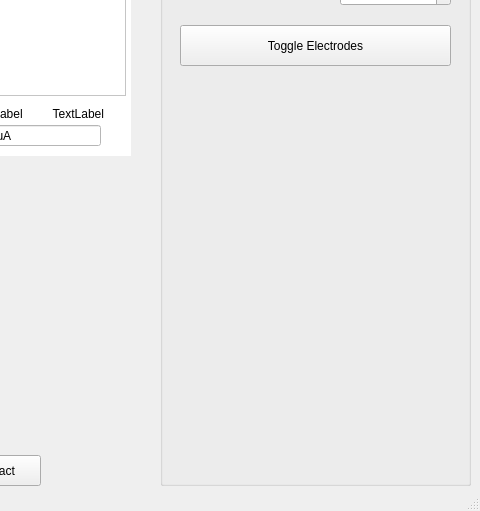
lasitha-amuwala/CES-Simulator, file mainwindow.ui: the form before one commit; both pictures show x 170 to 650 and y 134 to 645 of the 650 by 645 pixel window.
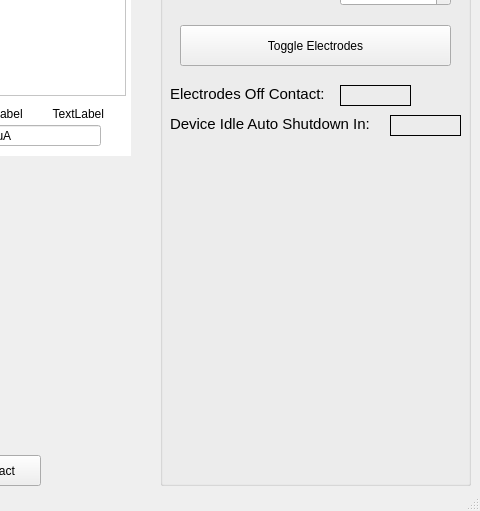
The form after the commit. Icons and pictures are not drawn.

Commit message: Added device idle auto shutdown timer in QUI

```diff
--- a/mainwindow.ui
+++ b/mainwindow.ui
@@ -597,32 +597,84 @@
       <number>50</number>
      </property>
     </widget>
-   </widget>
-   <widget class="QLabel" name="deviceIdle">
+    <widget class="QLabel" name="label">
+     <property name="geometry">
+      <rect>
+       <x>10</x>
+       <y>210</y>
+       <width>221</width>
+       <height>17</height>
+      </rect>
+     </property>
+     <property name="font">
+      <font>
+       <pointsize>11</pointsize>
+      </font>
+     </property>
+     <property name="text">
+      <string>Device Idle Auto Shutdown In:</string>
+     </property>
+    </widget>
+    <widget class="QLabel" name="label_4">
     <property name="geometry">
      <rect>
-      <x>550</x>
-      <y>570</y>
-      <width>91</width>
-      <height>21</height>
-     </rect>
-    </property>
+       <x>10</x>
+       <y>180</y>
+       <width>161</width>
+       <height>17</height>
+      </rect>
+     </property>
+     <property name="font">
+      <font>
+       <pointsize>11</pointsize>
+      </font>
+     </property>
     <property name="text">
-     <string/>
+      <string>Electrodes Off Contact:</string>
     </property>
    </widget>
    <widget class="QLabel" name="electrodesIdle">
     <property name="geometry">
      <rect>
-      <x>450</x>
-      <y>570</y>
-      <width>61</width>
+       <x>180</x>
+       <y>180</y>
+       <width>71</width>
       <height>21</height>
      </rect>
     </property>
+     <property name="font">
+      <font>
+       <pointsize>11</pointsize>
+      </font>
+     </property>
+     <property name="styleSheet">
+      <string notr="true">border:1px solid;</string>
+     </property>
     <property name="text">
      <string/>
     </property>
+    </widget>
+    <widget class="QLabel" name="deviceIdle">
+     <property name="geometry">
+      <rect>
+       <x>230</x>
+       <y>210</y>
+       <width>71</width>
+       <height>21</height>
+      </rect>
+     </property>
+     <property name="font">
+      <font>
+       <pointsize>11</pointsize>
+      </font>
+     </property>
+     <property name="styleSheet">
+      <string notr="true">border:1px solid;</string>
+     </property>
+     <property name="text">
+      <string/>
+     </property>
+    </widget>
    </widget>
   </widget>
   <widget class="QMenuBar" name="menubar">
```
Lines whose indentation alone changed are shown as unchanged. The commit also changes 2 other files.
